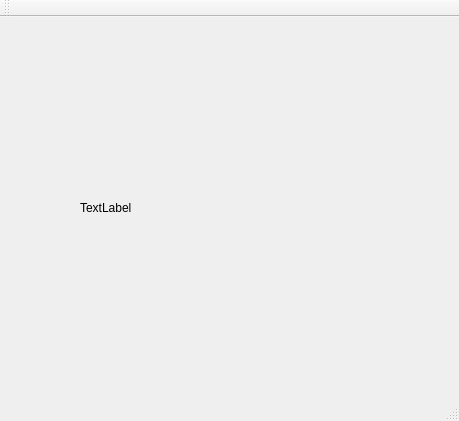
First picture: the form in mainwindow.ui, repository pivleonid/rgb, before the edit.
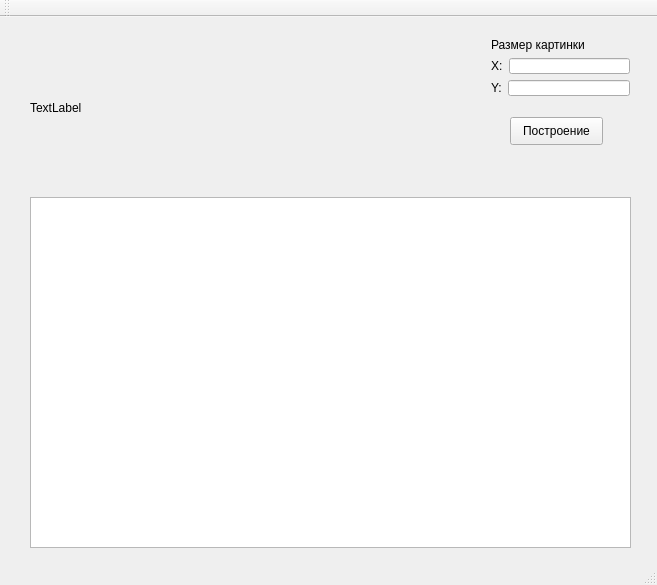
Second picture: the form after the edit.

The edit to the form file:
```diff
--- a/mainwindow.ui
+++ b/mainwindow.ui
@@ -6,8 +6,8 @@
    <rect>
     <x>0</x>
     <y>0</y>
-    <width>459</width>
-    <height>421</height>
+    <width>657</width>
+    <height>585</height>
    </rect>
   </property>
   <property name="windowTitle">
@@ -17,16 +17,90 @@
    <widget class="QLabel" name="label">
     <property name="geometry">
      <rect>
-      <x>80</x>
-      <y>60</y>
-      <width>291</width>
-      <height>261</height>
+      <x>30</x>
+      <y>20</y>
+      <width>361</width>
+      <height>141</height>
      </rect>
     </property>
     <property name="text">
      <string>TextLabel</string>
     </property>
    </widget>
+   <widget class="QTextEdit" name="textEdit">
+    <property name="geometry">
+     <rect>
+      <x>30</x>
+      <y>180</y>
+      <width>601</width>
+      <height>351</height>
+     </rect>
+    </property>
+   </widget>
+   <widget class="QPushButton" name="pushButton">
+    <property name="geometry">
+     <rect>
+      <x>510</x>
+      <y>100</y>
+      <width>93</width>
+      <height>28</height>
+     </rect>
+    </property>
+    <property name="text">
+     <string>Построение</string>
+    </property>
+   </widget>
+   <widget class="QWidget" name="layoutWidget">
+    <property name="geometry">
+     <rect>
+      <x>480</x>
+      <y>10</y>
+      <width>161</width>
+      <height>80</height>
+     </rect>
+    </property>
+    <layout class="QVBoxLayout" name="verticalLayout">
+     <item>
+      <widget class="QLabel" name="label_6">
+       <property name="text">
+        <string>Размер картинки</string>
+       </property>
+      </widget>
+     </item>
+     <item>
+      <layout class="QHBoxLayout" name="horizontalLayout">
+       <item>
+        <widget class="QLabel" name="label_2">
+         <property name="text">
+          <string>X:</string>
+         </property>
+        </widget>
+       </item>
+       <item>
+        <widget class="QLineEdit" name="lineEdit">
+         <property name="text">
+          <string/>
+         </property>
+        </widget>
+       </item>
+      </layout>
+     </item>
+     <item>
+      <layout class="QHBoxLayout" name="horizontalLayout_2">
+       <item>
+        <widget class="QLabel" name="label_3">
+         <property name="text">
+          <string>Y:</string>
+         </property>
+        </widget>
+       </item>
+       <item>
+        <widget class="QLineEdit" name="lineEdit_2"/>
+       </item>
+      </layout>
+     </item>
+    </layout>
+   </widget>
   </widget>
   <widget class="QMenuBar" name="menuBar">
    <property name="geometry">
```
Left out of the diff: 2 changed lines with no effect on the pictures.
